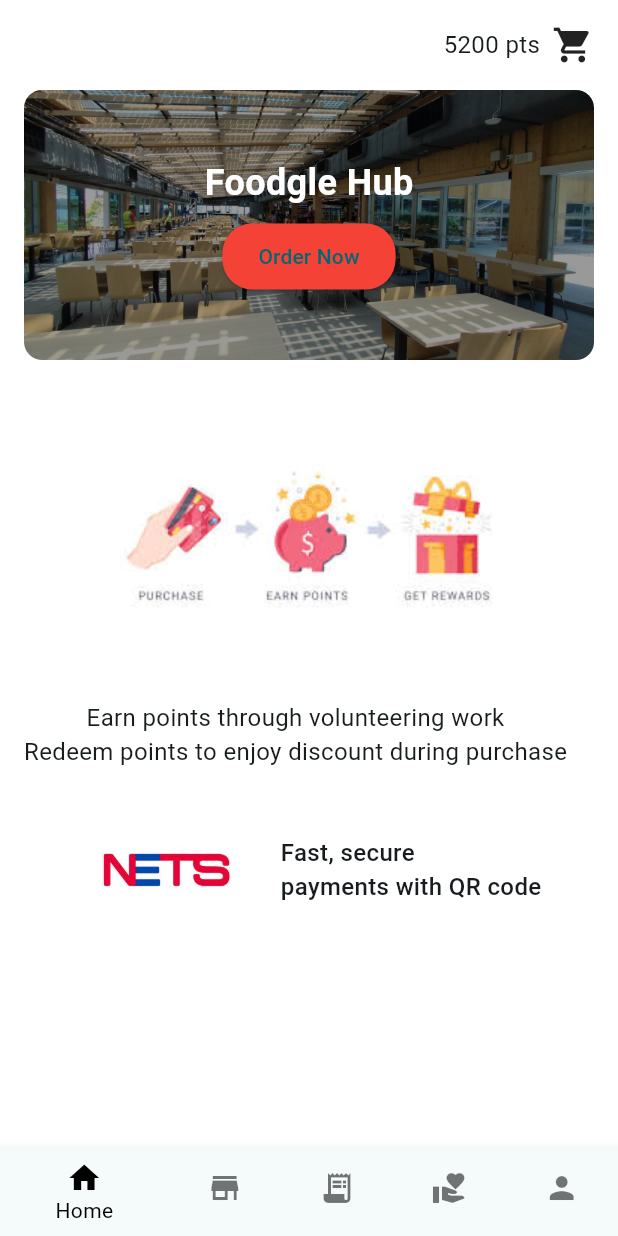
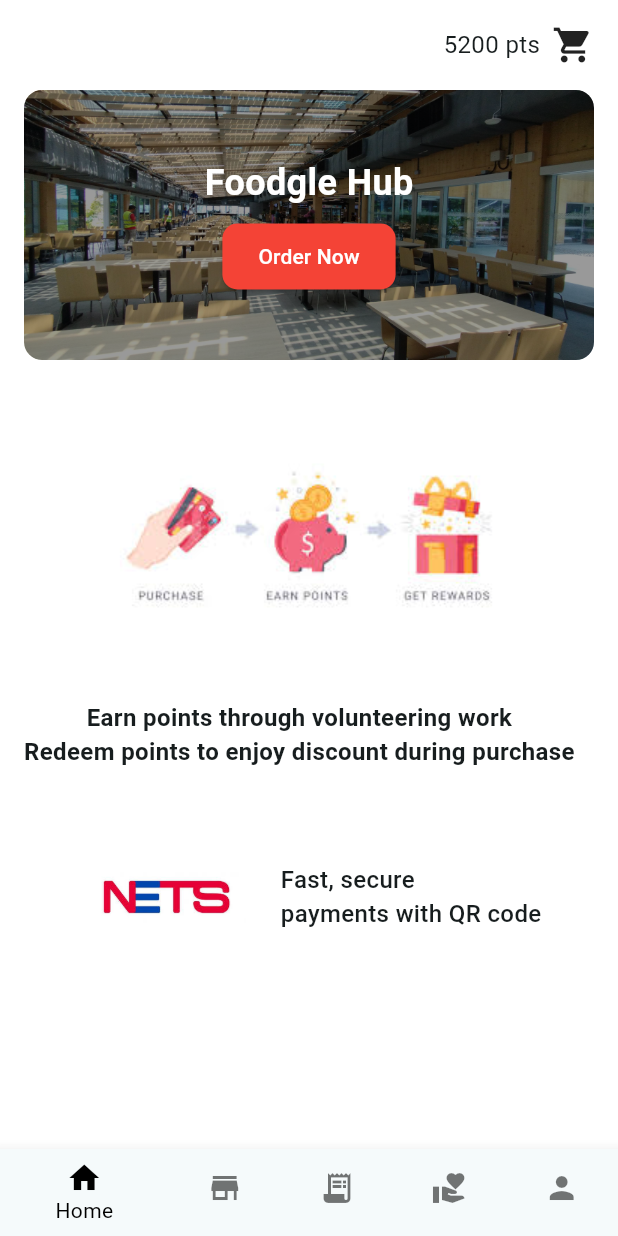
Before and after one commit to yongying37/redeem_order_app, a Flutter app: the HomeLayout screen opened directly, on a phone screen of 412 x 824 dp. Run offline on Flutter 3.47's test engine with Material 3 defaults, Android fonts, the phone set to English and light mode, and no system bars.

Commit message:
Refine Home Page

```diff
--- a/lib/views/home/home_layout.dart
+++ b/lib/views/home/home_layout.dart
@@ -140,10 +140,15 @@ class HomeContent extends StatelessWidget {
                         backgroundColor: Colors.red,
                         padding: const EdgeInsets.symmetric(horizontal: 24, vertical: 12),
                         shape: RoundedRectangleBorder(
-                          borderRadius: BorderRadius.circular(20),
+                          borderRadius: BorderRadius.circular(10),
                         ),
                       ),
-                      child: const Text('Order Now'),
+                      child: const Text(
+                          'Order Now',
+                        style: TextStyle(
+                          color: Colors.white,
+                        )
+                      ),
                     ),
                   ],
                 )
@@ -152,7 +157,6 @@ class HomeContent extends StatelessWidget {
 
             const SizedBox(height: 24),
 
-            // How it works image
             Center(
               child: Image.asset(
                 'assets/images/reward_flow.jpeg',
@@ -165,11 +169,13 @@ class HomeContent extends StatelessWidget {
             const Text(
               "Earn points through volunteering work\n"
                   "Redeem points to enjoy discount during purchase",
-              style: TextStyle(fontSize: 16),
+              style: TextStyle(
+                fontSize: 16,
+                fontWeight: FontWeight.bold,),
               textAlign: TextAlign.center,
             ),
 
-            const SizedBox(height: 32),
+            const SizedBox(height: 50),
 
             // NETS info
             Center(
```
